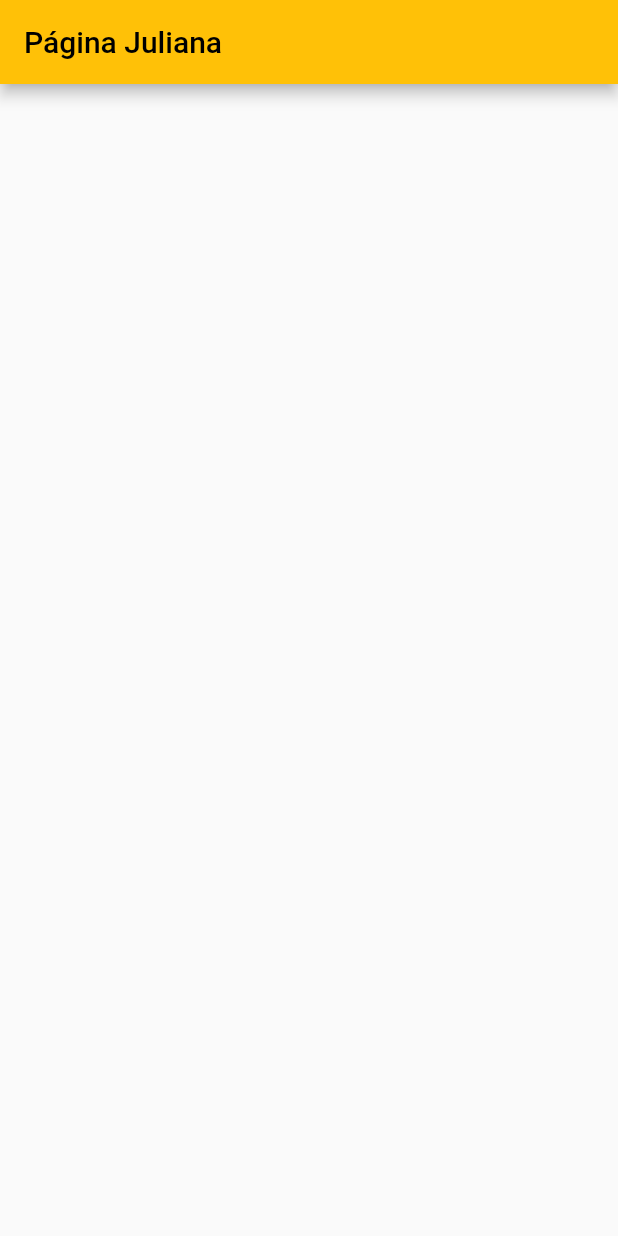
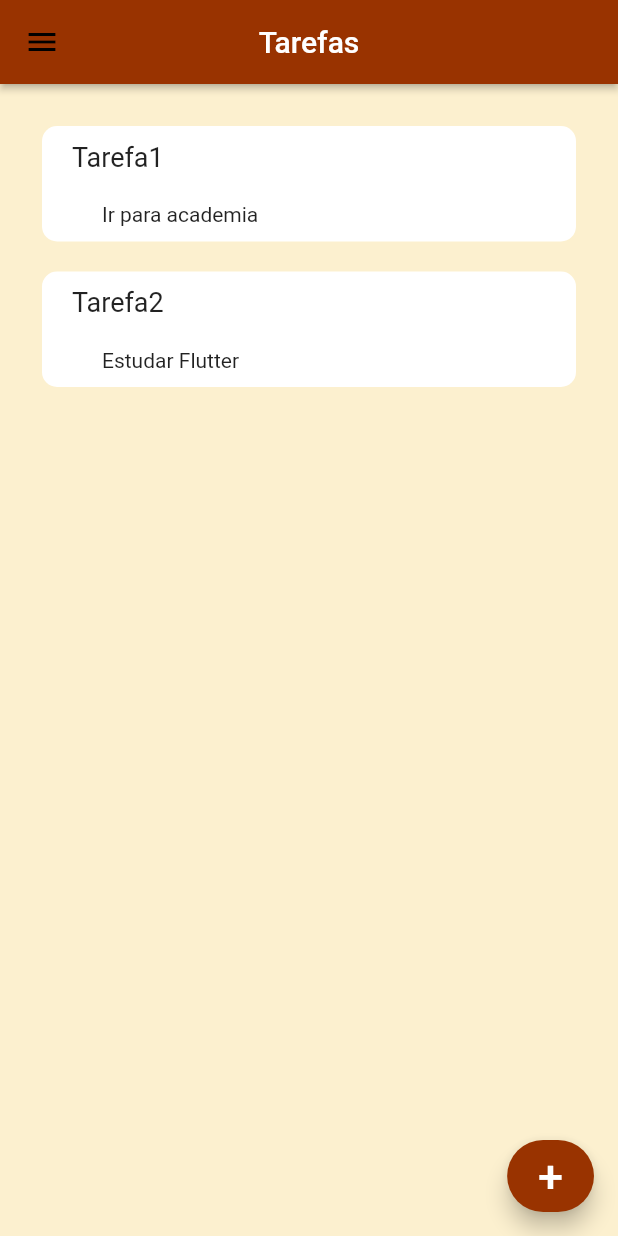
Before and after one commit to caioFiorini/MyQuestLog, a Flutter app: the PageJuliana screen opened directly, on a phone screen of 412 x 824 dp. Run offline on Flutter 3.47's test engine with Material 2 defaults, Android fonts, the phone set to English and light mode, and no system bars; our stand-ins replace go_router, google_fonts, percent_indicator; missing offline and left inert: custom_line_indicator_bottom_navbar.

Commit message:
Parte Juliana

```diff
--- a/lib/paginaJuliana.dart
+++ b/lib/paginaJuliana.dart
@@ -11,8 +11,166 @@ class _PageJulianaState extends State<PageJuliana> {
   @override
   Widget build(BuildContext context) {
     return Scaffold(
+      backgroundColor: const Color(0xFFfcf0cf),
       appBar: AppBar(
-        title: const Text("Página Juliana"),
+        backgroundColor: const Color(0xFF993300),
+        automaticallyImplyLeading: true, //retira a seta de voltar
+        elevation: 2,
+        centerTitle: true,
+        title: const Text(
+          "Tarefas",
+          style: TextStyle(color: Colors.white),
+        ),
+      ),
+      drawer: Drawer(
+        backgroundColor: const Color(0xFF993300),
+        child: ListView(
+          padding: EdgeInsets.zero,
+          children: const <Widget>[
+            SizedBox(
+              height: 110,
+              child: DrawerHeader(
+                decoration: BoxDecoration(
+                  color: Colors.white,
+                ),
+                child: Text(
+                  'Drawer Header',
+                  style: TextStyle(
+                    color: Colors.black,
+                    fontSize: 24,
+                  ),
+                ),
+              ),
+            ),
+            ListTile(
+              leading: Icon(Icons.message),
+              title: Text('Messages'),
+              iconColor: Colors.white,
+              textColor: Colors.white,
+            ),
+            ListTile(
+              leading: Icon(Icons.account_circle),
+              title: Text('Profile'),
+              iconColor: Colors.white,
+              textColor: Colors.white,
+            ),
+            ListTile(
+              leading: Icon(Icons.settings),
+              title: Text('Settings'),
+              iconColor: Colors.white,
+              textColor: Colors.white,
+            ),
+          ],
+        ),
+      ),
+      body: ListView(
+        padding: const EdgeInsets.all(8),
+        children: <Widget>[
+          Container(
+            decoration: const BoxDecoration(
+              borderRadius: BorderRadius.all(
+                Radius.circular(10),
+              ),
+              color: Colors.white,
+            ),
+            margin: const EdgeInsets.symmetric(
+              vertical: 20,
+              horizontal: 20,
+            ),
+            child: Column(
+              children: <Widget>[
+                Row(
+                  crossAxisAlignment: CrossAxisAlignment.start,
+                  children: [
+                    Expanded(
+                      child: Container(
+                        margin: const EdgeInsets.symmetric(
+                            horizontal: 20, vertical: 10),
+                        child: const Text(
+                          "Tarefa1",
+                          style: TextStyle(
+                            fontSize: 18,
+                          ),
+                        ),
+                      ),
+                    ),
+                  ],
+                ),
+                Row(
+                  crossAxisAlignment: CrossAxisAlignment.start,
+                  children: [
+                    Expanded(
+                      child: Container(
+                        margin: const EdgeInsets.symmetric(
+                          horizontal: 40,
+                          vertical: 10,
+                        ),
+                        child: const Text("Ir para academia"),
+                      ),
+                    )
+                  ],
+                ),
+              ],
+            ),
+          ),
+          Container(
+            decoration: const BoxDecoration(
+              borderRadius: BorderRadius.all(
+                Radius.circular(10),
+              ),
+              color: Colors.white,
+            ),
+            margin: const EdgeInsets.symmetric(
+              horizontal: 20,
+            ),
+            child: Column(
+              children: <Widget>[
+                Row(
+                  crossAxisAlignment: CrossAxisAlignment.start,
+                  children: [
+                    Expanded(
+                      child: Container(
+                        margin: const EdgeInsets.symmetric(
+                            horizontal: 20, vertical: 10),
+                        child: const Text(
+                          "Tarefa2",
+                          style: TextStyle(
+                            fontSize: 18,
+                          ),
+                        ),
+                      ),
+                    ),
+                  ],
+                ),
+                Row(
+                  crossAxisAlignment: CrossAxisAlignment.start,
+                  children: [
+                    Expanded(
+                      child: Container(
+                        margin: const EdgeInsets.symmetric(
+                          horizontal: 40,
+                          vertical: 10,
+                        ),
+                        child: const Text("Estudar Flutter"),
+                      ),
+                    )
+                  ],
+                ),
+              ],
+            ),
+          ),
+        ],
+      ),
+      floatingActionButton: FloatingActionButton.extended(
+        onPressed: () {},
+        label: const Text(
+          "+",
+          style: TextStyle(
+            color: Colors.white,
+            fontSize: 30,
+          ),
+        ),
+        backgroundColor: const Color(0xFF993300),
       ),
     );
   }
--- a/lib/registro.dart
+++ b/lib/registro.dart
@@ -102,7 +102,7 @@ class _Registro extends State<Registro> {
                 style: ElevatedButton.styleFrom(
                   backgroundColor: const Color(0xFF993300),
                 ),
-                onPressed: () => context.go('/login/registro'),
+                onPressed: () => context.go('/login/home_page'),
                 child: const Text(
                   "Cadastrar",
                   style: TextStyle(
--- a/lib/user_page.dart
+++ b/lib/user_page.dart
@@ -68,6 +68,9 @@ class _UserPageState extends State<UserPage> {
         mainAxisAlignment: MainAxisAlignment.spaceBetween,
         crossAxisAlignment: CrossAxisAlignment.stretch,
         children: [
+          const SizedBox(
+            height: 30,
+          ),
           Center(
             child: Padding(
               padding: const EdgeInsets.all(20.0),
```
